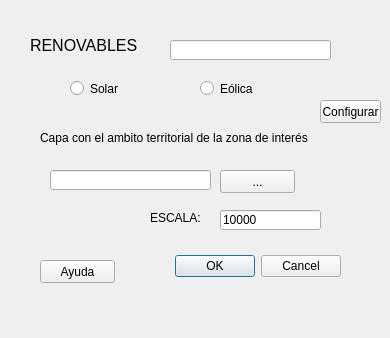
The window that renovables/renovables_dialog_base.ui (diezrabanos/qgis_plugins) describes before a commit, drawn with Qt 5.
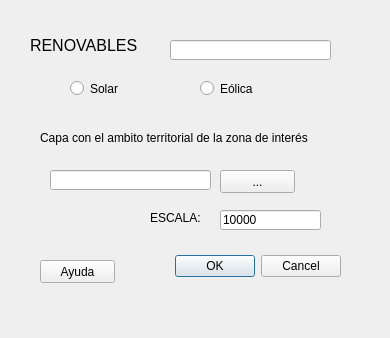
The same window after the commit.

Diff of the .ui file:
```diff
--- a/renovables/renovables_dialog_base.ui
+++ b/renovables/renovables_dialog_base.ui
@@ -29,19 +29,6 @@
     <set>QDialogButtonBox::Cancel|QDialogButtonBox::Ok</set>
    </property>
   </widget>
-  <widget class="QPushButton" name="pushButton_configurar">
-   <property name="geometry">
-    <rect>
-     <x>320</x>
-     <y>100</y>
-     <width>61</width>
-     <height>23</height>
-    </rect>
-   </property>
-   <property name="text">
-    <string>Configurar</string>
-   </property>
-  </widget>
   <widget class="QPushButton" name="help_button">
    <property name="geometry">
     <rect>
```
